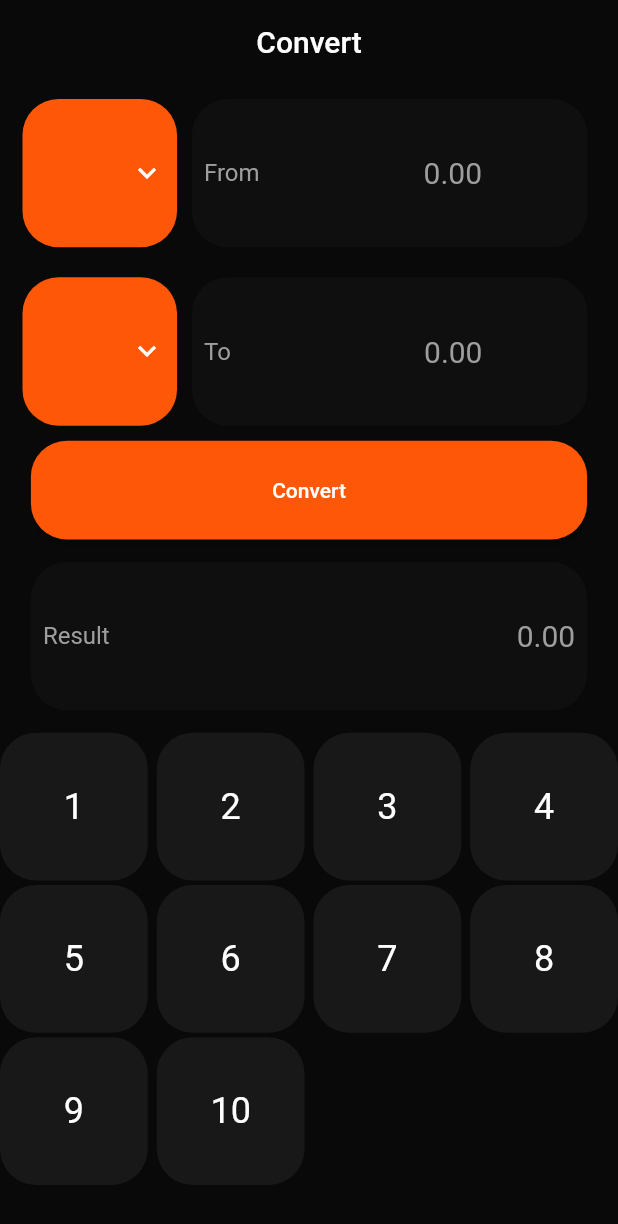
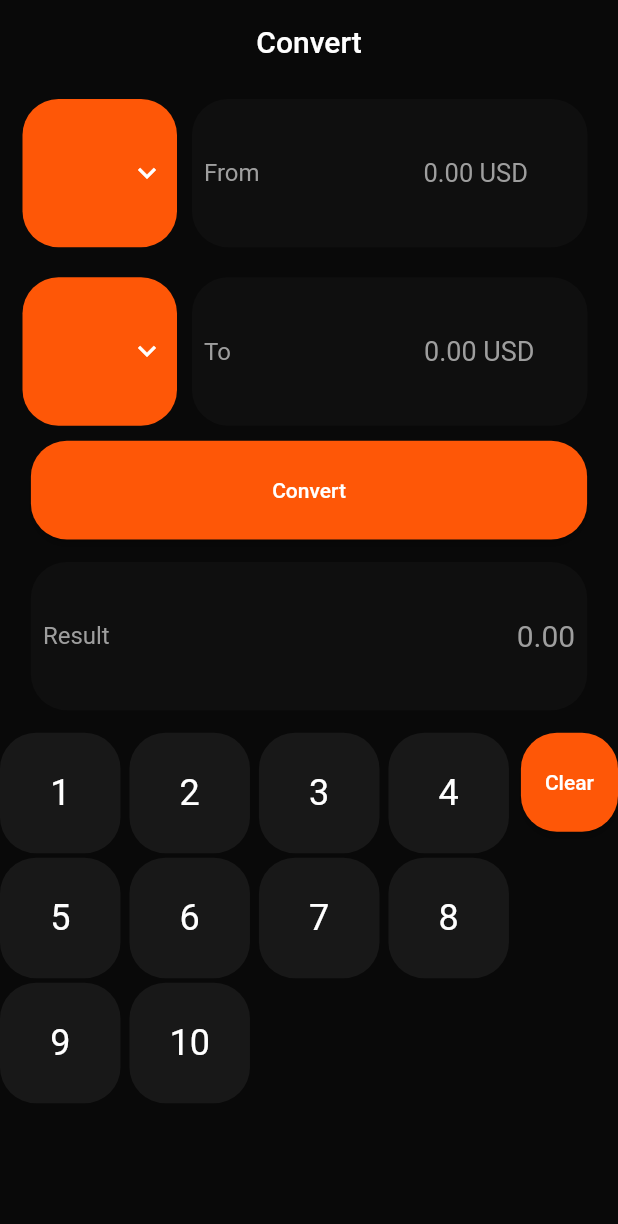
Before and after one commit to rozhiar-tech/currency_exchanger_with_getx, a Flutter app: the screen it shows after launch, after a tap on "Convert", on a phone screen of 412 x 824 dp. Shown: the top 1224 px of the screen. Run offline on Flutter 3.47's test engine with Material 2 defaults, Android fonts, the phone set to English and light mode, and no system bars; our stand-ins replace get; network calls fail.

Commit message:
last update

```diff
--- a/lib/app/modules/home/controllers/home_controller.dart
+++ b/lib/app/modules/home/controllers/home_controller.dart
@@ -7,16 +7,23 @@ import 'package:currency_exchanger_with_getx/app/utilities/GlobalVariebles.dart'
 
 class HomeController extends GetxController {
   //TODO: Implement HomeController
+
+  // state variables for the home screen
   RxString title = 'Convert'.obs;
   RxString selectedCurrency = 'USD'.obs;
   RxString secondSelectedCurrency = 'USD'.obs;
   RxList currencyList = [].obs;
   RxString apiKey = GlobalVariebles.apiKey.obs;
+  RxString baseUrl = GlobalVariebles.baseUrl.obs;
+  RxString result = '0.00'.obs;
+
+  // controllers for the text fields
   TextEditingController amountController = TextEditingController();
+  TextEditingController toAmountController = TextEditingController();
 
   // function to get all the codes for the currencies
   Future<List<String>> getAvailableCurrencies() async {
-    final url = 'https://v6.exchangerate-api.com/v6/$apiKey/codes';
+    final url = '$baseUrl$apiKey/codes';
     final response = await http.get(Uri.parse(url));
 
     if (response.statusCode == 200) {
@@ -29,6 +36,22 @@ class HomeController extends GetxController {
       return currencies;
     } else {
       throw Exception('Failed to fetch currencies');
+    }
+  }
+
+  // function to convert the currency
+  Future<double> convertCurrency(
+      String fromCurrency, String toCurrency, double amount) async {
+    final url = '$baseUrl$apiKey/pair/$fromCurrency/$toCurrency/$amount';
+    final response = await http.get(Uri.parse(url));
+
+    if (response.statusCode == 200) {
+      var data = json.decode(response.body);
+      double result = data['conversion_result'].roundToDouble();
+      toAmountController.text = result.toString();
+      return result;
+    } else {
+      throw Exception('Failed to convert currency');
     }
   }
 
--- a/lib/app/modules/home/views/home_view.dart
+++ b/lib/app/modules/home/views/home_view.dart
@@ -9,7 +9,8 @@ class HomeView extends GetView<HomeController> {
   const HomeView({Key? key}) : super(key: key);
   @override
   Widget build(BuildContext context) {
-    return GetX<HomeController>(builder: (controller) {
+    return GetX<HomeController>(
+      builder: (controller) {
         return Scaffold(
           appBar: AppBar(
             title: Text(controller.title.value),
@@ -18,15 +19,16 @@ class HomeView extends GetView<HomeController> {
             centerTitle: true,
           ),
           backgroundColor: const Color(0xff090909),
-        body: Container(
+          body: SingleChildScrollView(
+            child: Container(
               height: Get.height,
               width: Get.width,
               child: Column(
                 mainAxisSize: MainAxisSize.min,
                 children: [
                   Padding(
-                padding:
-                    const EdgeInsets.symmetric(horizontal: 15, vertical: 10),
+                    padding: const EdgeInsets.symmetric(
+                        horizontal: 15, vertical: 10),
                     child: Column(
                       children: [
                         Row(
@@ -80,7 +82,8 @@ class HomeView extends GetView<HomeController> {
                                 borderRadius: BorderRadius.circular(24),
                               ),
                               child: Row(
-                            mainAxisAlignment: MainAxisAlignment.spaceBetween,
+                                mainAxisAlignment:
+                                    MainAxisAlignment.spaceBetween,
                                 children: [
                                   const Padding(
                                     padding: EdgeInsets.only(left: 8.0),
@@ -95,17 +98,44 @@ class HomeView extends GetView<HomeController> {
                                   const Spacer(),
                                   Expanded(
                                     child: TextField(
+                                      keyboardType: TextInputType.number,
+                                      onSubmitted: (value) {
+                                        if (value.isEmpty) {
+                                          Get.snackbar(
+                                              'empty', "Please enter a value");
+                                          controller.toAmountController.text =
+                                              '';
+                                          return;
+                                        }
+                                        double parsedValue = double.parse(
+                                            controller.amountController.text);
+                                        controller.convertCurrency(
+                                            controller.selectedCurrency.value,
+                                            controller
+                                                .secondSelectedCurrency.value,
+                                            parsedValue);
+                                        controller.amountController.text =
+                                            parsedValue.toString();
+                                        controller.amountController.selection =
+                                            TextSelection.fromPosition(
+                                                TextPosition(
+                                                    offset: controller
+                                                        .amountController
+                                                        .text
+                                                        .length));
+                                      },
                                       controller: controller.amountController,
                                       style: const TextStyle(
                                         color: Colors.white,
                                         fontSize: 16,
                                       ),
-                                  decoration: const InputDecoration(
-                                    hintText: '0.00',
+                                      decoration: InputDecoration(
+                                        hintText:
+                                            '0.00 ${controller.selectedCurrency.value}',
                                         border: InputBorder.none,
-                                    hintStyle: TextStyle(
+                                        hintStyle: const TextStyle(
                                           color: Colors.grey,
-                                      fontSize: 20,
+                                          fontSize: 17,
                                         ),
                                       ),
                                     ),
@@ -136,7 +166,8 @@ class HomeView extends GetView<HomeController> {
                                       color: Colors.white,
                                     ),
                                     dropdownColor: const Color(0xffFE5707),
-                                value: controller.secondSelectedCurrency.value,
+                                    value:
+                                        controller.secondSelectedCurrency.value,
                                     items: controller.currencyList
                                         .map((e) => DropdownMenuItem<String>(
                                               child: Text(
@@ -169,9 +200,10 @@ class HomeView extends GetView<HomeController> {
                                 borderRadius: BorderRadius.circular(24),
                               ),
                               child: Row(
-                            mainAxisAlignment: MainAxisAlignment.spaceBetween,
-                            children: const [
-                              Padding(
+                                mainAxisAlignment:
+                                    MainAxisAlignment.spaceBetween,
+                                children: [
+                                  const Padding(
                                     padding: EdgeInsets.only(left: 8.0),
                                     child: Text(
                                       'To     ',
@@ -181,19 +213,21 @@ class HomeView extends GetView<HomeController> {
                                       ),
                                     ),
                                   ),
-                              Spacer(),
+                                  const Spacer(),
                                   Expanded(
                                     child: TextField(
-                                  style: TextStyle(
+                                      controller: controller.toAmountController,
+                                      style: const TextStyle(
                                         color: Colors.white,
                                         fontSize: 16,
                                       ),
                                       decoration: InputDecoration(
-                                    hintText: '0.00',
+                                        hintText:
+                                            '0.00 ${controller.secondSelectedCurrency.value}',
                                         border: InputBorder.none,
-                                    hintStyle: TextStyle(
+                                        hintStyle: const TextStyle(
                                           color: Colors.grey,
-                                      fontSize: 20,
+                                          fontSize: 18,
                                         ),
                                       ),
                                     ),
@@ -207,7 +241,22 @@ class HomeView extends GetView<HomeController> {
                     ),
                   ),
                   ElevatedButton(
-                onPressed: () {},
+                    onPressed: () {
+                      double parsedValue =
+                          double.parse(controller.amountController.text);
+
+                      controller.convertCurrency(
+                          controller.selectedCurrency.value,
+                          controller.secondSelectedCurrency.value,
+                          parsedValue);
+                      controller.amountController.text = parsedValue.toString();
+                      controller.result.value = parsedValue.toString();
+                      controller.amountController.selection =
+                          TextSelection.fromPosition(
+                        TextPosition(
+                            offset: controller.amountController.text.length),
+                      );
+                    },
                     child: const Text('Convert'),
                     style: ElevatedButton.styleFrom(
                       primary: const Color(0xffFE5707),
@@ -229,8 +278,8 @@ class HomeView extends GetView<HomeController> {
                     ),
                     child: Row(
                       mainAxisAlignment: MainAxisAlignment.spaceBetween,
-                  children: const [
-                    Padding(
+                      children: [
+                        const Padding(
                           padding: EdgeInsets.only(left: 8.0),
                           child: Text(
                             'Result',
@@ -240,12 +289,12 @@ class HomeView extends GetView<HomeController> {
                             ),
                           ),
                         ),
-                    Spacer(),
+                        const Spacer(),
                         Padding(
-                      padding: EdgeInsets.all(8.0),
+                          padding: const EdgeInsets.all(8.0),
                           child: Text(
-                        '0.00',
-                        style: TextStyle(
+                            controller.result.value,
+                            style: const TextStyle(
                               color: Colors.grey,
                               fontSize: 20,
                             ),
@@ -257,11 +306,16 @@ class HomeView extends GetView<HomeController> {
                   const SizedBox(
                     height: 15,
                   ),
+                  Row(
+                    mainAxisAlignment: MainAxisAlignment.spaceBetween,
+                    crossAxisAlignment: CrossAxisAlignment.start,
+                    children: [
                       Flexible(
                         fit: FlexFit.loose,
                         child: GridView.builder(
                           shrinkWrap: true,
-                  gridDelegate: const SliverGridDelegateWithFixedCrossAxisCount(
+                          gridDelegate:
+                              const SliverGridDelegateWithFixedCrossAxisCount(
                             crossAxisCount: 4, // number of columns
                             crossAxisSpacing: 6, // spacing between the cells
                             mainAxisSpacing: 3, // spacing between the rows
@@ -289,13 +343,37 @@ class HomeView extends GetView<HomeController> {
                               ),
                             );
                           },
-                  itemCount: 10, // specify the number of items in the grid
+                          itemCount:
+                              10, // specify the number of items in the grid
+                        ),
+                      ),
+                      Padding(
+                        padding: const EdgeInsets.only(left: 8.0),
+                        child: ElevatedButton(
+                          onPressed: () {
+                            controller.amountController.text = '';
+                            controller.toAmountController.text = '';
+                            controller.result.value = '0.00';
+                          },
+                          child: const Text('Clear'),
+                          style: ElevatedButton.styleFrom(
+                            primary: const Color(0xffFE5707),
+                            shape: RoundedRectangleBorder(
+                              borderRadius: BorderRadius.circular(24),
+                            ),
+                            minimumSize:
+                                Size(Get.width * 0.1, Get.height * 0.08),
+                          ),
                         ),
                       ),
                     ],
                   ),
+                ],
+              ),
+            ),
           ),
         );
-    });
+      },
+    );
   }
 }
```
Also changed, not shown: 1 other file. Lines whose indentation alone changed are shown as unchanged.
